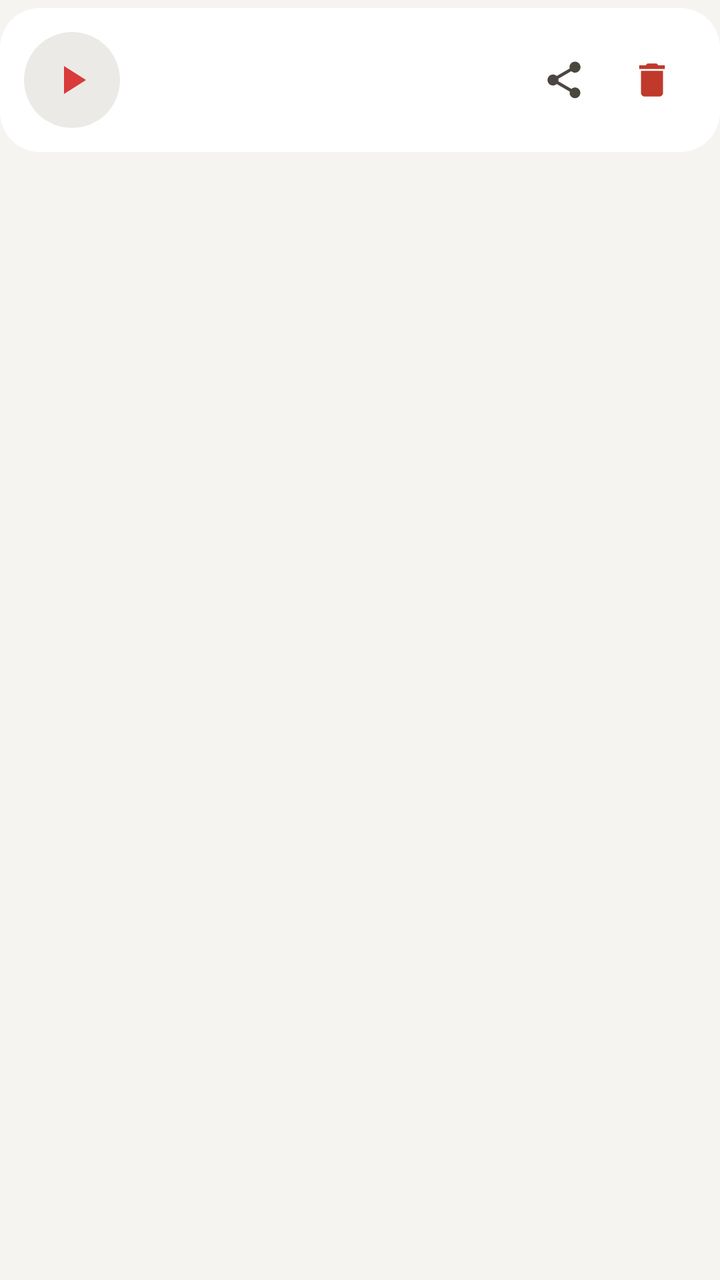
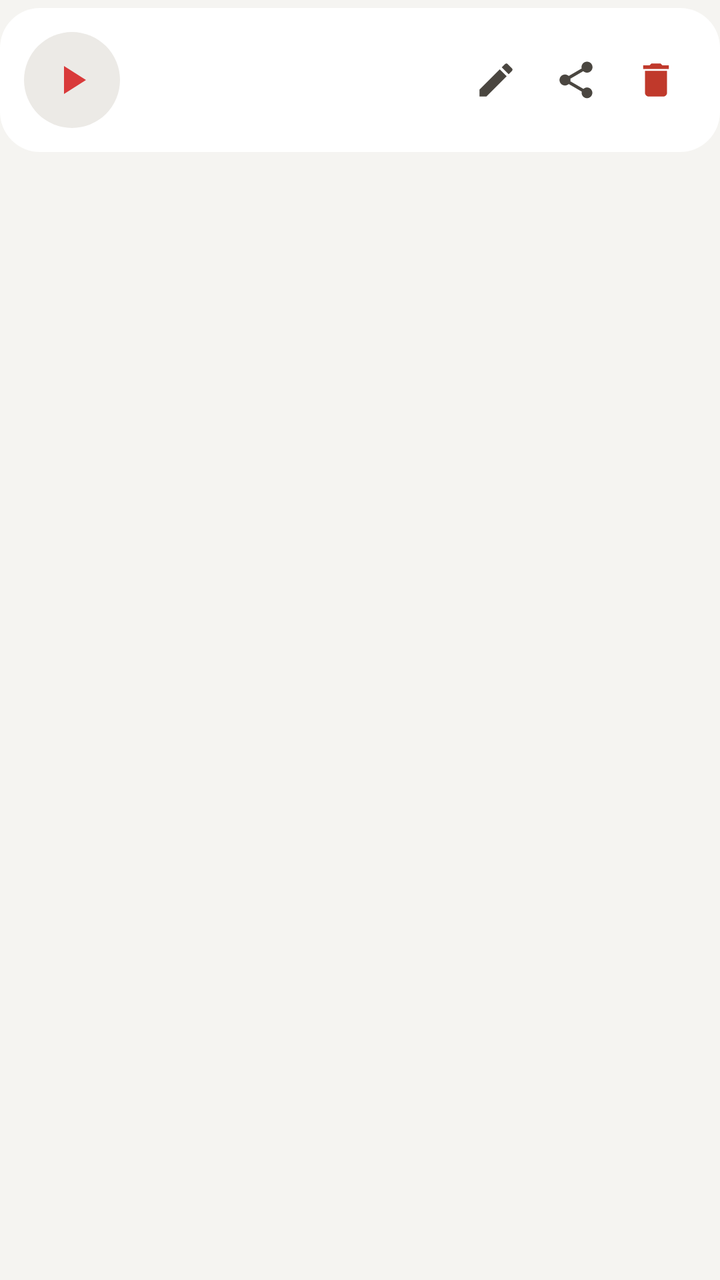

Before-and-after screenshots of an Android layout around one commit, followed by the original layout XML and the change that was made.
<!-- AndroidManifest.xml: application theme Theme.Record -->
<!-- res/layout/item_recording.xml -->
<?xml version="1.0" encoding="utf-8"?>
<FrameLayout xmlns:android="http://schemas.android.com/apk/res/android"
    android:layout_width="match_parent"
    android:layout_height="wrap_content"
    android:paddingTop="4dp"
    android:paddingBottom="4dp">

    <LinearLayout
        android:layout_width="match_parent"
        android:layout_height="wrap_content"
        android:background="@drawable/bg_card"
        android:orientation="vertical"
        android:padding="12dp">

        <LinearLayout
            android:layout_width="match_parent"
            android:layout_height="wrap_content"
            android:gravity="center_vertical"
            android:orientation="horizontal">

            <ImageButton
                android:id="@+id/btnPlay"
                android:layout_width="48dp"
                android:layout_height="48dp"
                android:background="@drawable/bg_circle_soft"
                android:contentDescription="@string/act_play"
                android:padding="12dp"
                android:scaleType="fitCenter"
                android:src="@drawable/ic_play"
                android:tint="@color/brand" />

            <LinearLayout
                android:layout_width="0dp"
                android:layout_height="wrap_content"
                android:layout_marginStart="12dp"
                android:layout_weight="1"
                android:orientation="vertical">

                <TextView
                    android:id="@+id/tvTitle"
                    android:layout_width="match_parent"
                    android:layout_height="wrap_content"
                    android:ellipsize="end"
                    android:maxLines="1"
                    android:textColor="@color/text"
                    android:textSize="16sp"
                    android:textStyle="bold" />

                <TextView
                    android:id="@+id/tvMeta"
                    android:layout_width="match_parent"
                    android:layout_height="wrap_content"
                    android:layout_marginTop="2dp"
                    android:textColor="@color/text_sub"
                    android:textSize="13sp" />
            </LinearLayout>

            <ImageButton
                android:id="@+id/btnShare"
                android:layout_width="44dp"
                android:layout_height="44dp"
                android:background="@drawable/bg_icon_btn"
                android:contentDescription="@string/act_share"
                android:padding="11dp"
                android:scaleType="fitCenter"
                android:src="@drawable/ic_share"
                android:tint="@color/icon" />

            <ImageButton
                android:id="@+id/btnDelete"
                android:layout_width="44dp"
                android:layout_height="44dp"
                android:background="@drawable/bg_icon_btn"
                android:contentDescription="@string/act_delete"
                android:padding="11dp"
                android:scaleType="fitCenter"
                android:src="@drawable/ic_delete"
                android:tint="@color/danger" />
        </LinearLayout>

        <LinearLayout
            android:id="@+id/playerPanel"
            android:layout_width="match_parent"
            android:layout_height="wrap_content"
            android:layout_marginTop="8dp"
            android:orientation="vertical"
            android:visibility="gone">

            <SeekBar
                android:id="@+id/seek"
                android:layout_width="match_parent"
                android:layout_height="wrap_content" />

            <TextView
                android:id="@+id/tvPos"
                android:layout_width="match_parent"
                android:layout_height="wrap_content"
                android:gravity="end"
                android:paddingEnd="8dp"
                android:textColor="@color/text_sub"
                android:textSize="12sp" />
        </LinearLayout>
    </LinearLayout>
</FrameLayout>
<!-- resources referenced by this layout -->
<resources>
  <color name="brand">#D93A3A</color>
  <color name="danger">#C0392B</color>
  <color name="icon">#4A4640</color>
  <color name="text">#1B1B1B</color>
  <color name="text_sub">#77736C</color>
  <!-- drawable bg_card (drawable) -->
  <?xml version="1.0" encoding="utf-8"?>
  <shape xmlns:android="http://schemas.android.com/apk/res/android"
      android:shape="rectangle">
      <solid android:color="@color/card" />
      <corners android:radius="20dp" />
  </shape>
  <!-- drawable bg_circle_soft (drawable) -->
  <?xml version="1.0" encoding="utf-8"?>
  <ripple xmlns:android="http://schemas.android.com/apk/res/android"
      android:color="#33808080">
      <item>
          <shape android:shape="oval">
              <solid android:color="@color/soft" />
          </shape>
      </item>
  </ripple>
  <!-- drawable bg_icon_btn (drawable) -->
  <?xml version="1.0" encoding="utf-8"?>
  <ripple xmlns:android="http://schemas.android.com/apk/res/android"
      android:color="#33808080">
      <item android:id="@android:id/mask">
          <shape android:shape="oval">
              <solid android:color="#FFFFFFFF" />
          </shape>
      </item>
  </ripple>
  <!-- drawable ic_delete (drawable) -->
  <?xml version="1.0" encoding="utf-8"?>
  <vector xmlns:android="http://schemas.android.com/apk/res/android"
      android:width="24dp"
      android:height="24dp"
      android:viewportWidth="24"
      android:viewportHeight="24">
      <path
          android:fillColor="#FF000000"
          android:pathData="M6,19c0,1.1 0.9,2 2,2h8c1.1,0 2,-0.9 2,-2V7H6v12zM19,4h-3.5l-1,-1h-5l-1,1H5v2h14V4z" />
  </vector>
  <!-- drawable ic_play (drawable) -->
  <?xml version="1.0" encoding="utf-8"?>
  <vector xmlns:android="http://schemas.android.com/apk/res/android"
      android:width="24dp"
      android:height="24dp"
      android:viewportWidth="24"
      android:viewportHeight="24">
      <path
          android:fillColor="#FF000000"
          android:pathData="M8,5v14l11,-7z" />
  </vector>
  <string name="act_delete">刪除</string>
  <string name="act_play">播放</string>
  <string name="act_share">分享</string>
  <style name="Theme.Record" parent="Theme.AppCompat.DayNight.NoActionBar">
          <item name="colorPrimary">@color/brand</item>
          <item name="colorPrimaryDark">@color/brand_dark</item>
          <item name="colorAccent">@color/brand</item>
          <item name="android:windowBackground">@color/bg</item>
          <item name="android:statusBarColor">@color/bg</item>
          <item name="android:navigationBarColor">@color/bg</item>
          <item name="android:windowLightStatusBar">true</item>
          <item name="android:windowLightNavigationBar">true</item>
      </style>
  <color name="card">#FFFFFF</color>
  <color name="soft">#ECEAE6</color>
  <color name="brand_dark">#A82727</color>
  <color name="bg">#F5F4F1</color>
  <!-- unchanged entries left out for length: 1 -->
</resources>

<!-- the commit's change to res/layout/item_recording.xml (unified diff, before → after) -->
@@ -41,7 +41,7 @@
                     android:layout_width="match_parent"
                     android:layout_height="wrap_content"
                     android:ellipsize="end"
-                    android:maxLines="1"
+                    android:maxLines="2"
                     android:textColor="@color/text"
                     android:textSize="16sp"
                     android:textStyle="bold" />
@@ -56,23 +56,34 @@
             </LinearLayout>
 
             <ImageButton
+                android:id="@+id/btnRename"
+                android:layout_width="40dp"
+                android:layout_height="40dp"
+                android:background="@drawable/bg_icon_btn"
+                android:contentDescription="@string/act_rename"
+                android:padding="9dp"
+                android:scaleType="fitCenter"
+                android:src="@drawable/ic_edit"
+                android:tint="@color/icon" />
+
+            <ImageButton
                 android:id="@+id/btnShare"
-                android:layout_width="44dp"
-                android:layout_height="44dp"
+                android:layout_width="40dp"
+                android:layout_height="40dp"
                 android:background="@drawable/bg_icon_btn"
                 android:contentDescription="@string/act_share"
-                android:padding="11dp"
+                android:padding="9dp"
                 android:scaleType="fitCenter"
                 android:src="@drawable/ic_share"
                 android:tint="@color/icon" />
 
             <ImageButton
                 android:id="@+id/btnDelete"
-                android:layout_width="44dp"
-                android:layout_height="44dp"
+                android:layout_width="40dp"
+                android:layout_height="40dp"
                 android:background="@drawable/bg_icon_btn"
                 android:contentDescription="@string/act_delete"
-                android:padding="11dp"
+                android:padding="9dp"
                 android:scaleType="fitCenter"
                 android:src="@drawable/ic_delete"
                 android:tint="@color/danger" />
<!-- resource entries referenced after the edit -->
@@ -43,6 +43,17 @@
           android:fillColor="#FF000000"
           android:pathData="M6,19c0,1.1 0.9,2 2,2h8c1.1,0 2,-0.9 2,-2V7H6v12zM19,4h-3.5l-1,-1h-5l-1,1H5v2h14V4z" />
   </vector>
+  <!-- drawable ic_edit (drawable) -->
+  <?xml version="1.0" encoding="utf-8"?>
+  <vector xmlns:android="http://schemas.android.com/apk/res/android"
+      android:width="24dp"
+      android:height="24dp"
+      android:viewportWidth="24"
+      android:viewportHeight="24">
+      <path
+          android:fillColor="#FF000000"
+          android:pathData="M3,17.25V21h3.75L17.81,9.94l-3.75,-3.75L3,17.25zM20.71,7.04c0.39,-0.39 0.39,-1.02 0,-1.41l-2.34,-2.34c-0.39,-0.39 -1.02,-0.39 -1.41,0l-1.83,1.83 3.75,3.75 1.83,-1.83z" />
+  </vector>
   <!-- drawable ic_play (drawable) -->
   <?xml version="1.0" encoding="utf-8"?>
   <vector xmlns:android="http://schemas.android.com/apk/res/android"
@@ -56,6 +67,7 @@
   </vector>
   <string name="act_delete">刪除</string>
   <string name="act_play">播放</string>
+  <string name="act_rename">重新命名</string>
   <string name="act_share">分享</string>
   <style name="Theme.Record" parent="Theme.AppCompat.DayNight.NoActionBar">
           <item name="colorPrimary">@color/brand</item>
